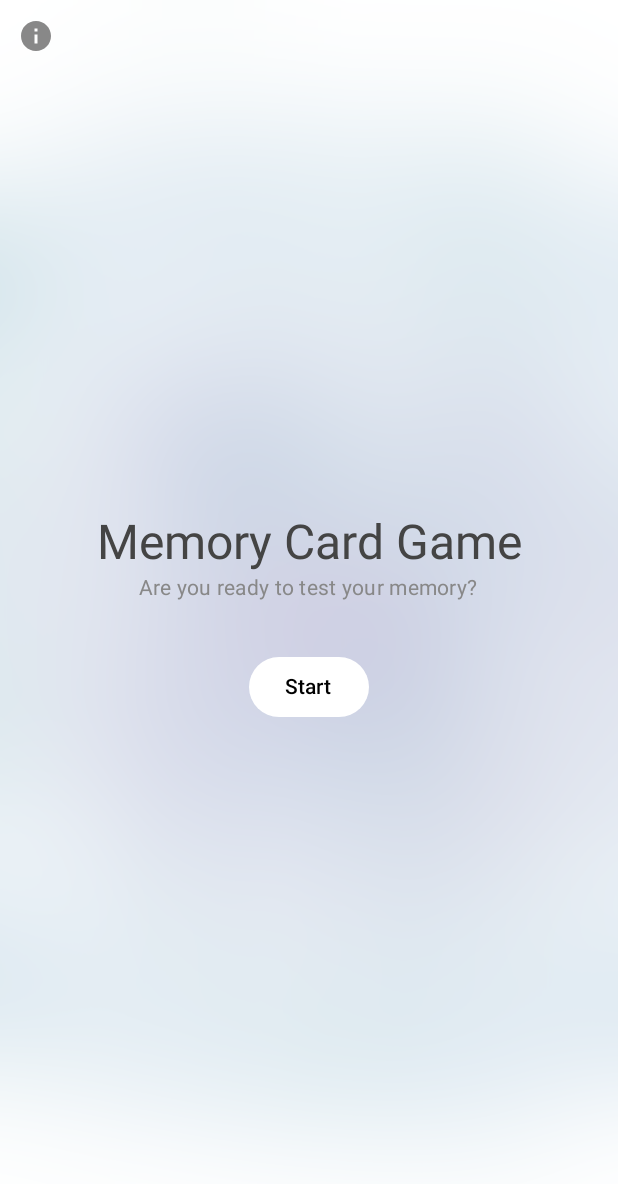
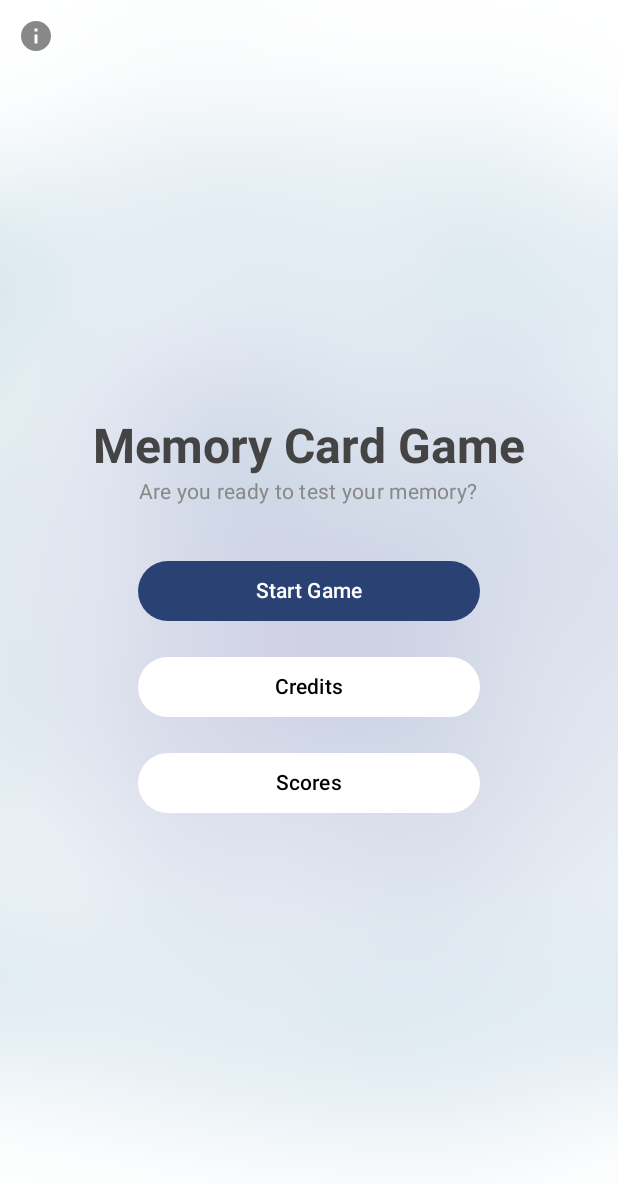
Before and after one commit to caiomourasud/memory_card_game, an Android app built with Jetpack Compose: the screen it shows after launch (MainActivity), on a phone screen of 412 x 824 dp. Shown: the top 1184 px of the screen. Run offline under Robolectric (Android 15) with nearby library versions, the phone set to English and light mode, and no system bars.

Commit message:
Updating UI

```diff
--- a/app/src/main/java/br/pucpr/memorycardgame/MainActivity.kt
+++ b/app/src/main/java/br/pucpr/memorycardgame/MainActivity.kt
@@ -1,5 +1,6 @@
 package br.pucpr.memorycardgame
 
+import CreditsScreen
 import android.os.Bundle
 import androidx.activity.ComponentActivity
 import androidx.activity.compose.setContent
@@ -11,12 +12,32 @@ class MainActivity : ComponentActivity() {
         super.onCreate(savedInstanceState)
         setContent {
             MemoryCardGameTheme {
-                var startGame by remember { mutableStateOf(false) }
+                var currentScreen by remember { mutableStateOf("start") }
 
-                if (startGame) {
-                    MemoryGameScreen(onExit = { startGame = false })
-                } else {
-                    StartScreen { startGame = true }
+                when (currentScreen) {
+                    "game" -> MemoryGameScreen(
+                        onExit = {
+                            currentScreen = "start"
+                        })
+                    "credits" -> CreditsScreen(
+                        onBack = {
+                            currentScreen = "start"
+                        })
+                    "scores" -> ScoresScreen(
+                        onBack = {
+                            currentScreen = "start"
+                        })
+                    else -> StartScreen(
+                        onStartClick = {
+                            currentScreen = "game"
+                        },
+                        onCreditsClick = {
+                            currentScreen = "credits"
+                        },
+                        onScoresClick = {
+                            currentScreen = "scores"
+                        },
+                    )
                 }
             }
         }
--- a/app/src/main/java/br/pucpr/memorycardgame/StartScreen.kt
+++ b/app/src/main/java/br/pucpr/memorycardgame/StartScreen.kt
@@ -1,10 +1,23 @@
 package br.pucpr.memorycardgame
 
 import androidx.compose.foundation.Image
-import androidx.compose.foundation.layout.*
+import androidx.compose.foundation.layout.Arrangement
+import androidx.compose.foundation.layout.Box
+import androidx.compose.foundation.layout.Column
+import androidx.compose.foundation.layout.Spacer
+import androidx.compose.foundation.layout.fillMaxSize
+import androidx.compose.foundation.layout.fillMaxWidth
+import androidx.compose.foundation.layout.height
+import androidx.compose.foundation.layout.padding
 import androidx.compose.material.icons.Icons
 import androidx.compose.material.icons.filled.Info
-import androidx.compose.material3.*
+import androidx.compose.material3.AlertDialog
+import androidx.compose.material3.Button
+import androidx.compose.material3.ButtonDefaults
+import androidx.compose.material3.Icon
+import androidx.compose.material3.IconButton
+import androidx.compose.material3.MaterialTheme
+import androidx.compose.material3.Text
 import androidx.compose.runtime.Composable
 import androidx.compose.runtime.getValue
 import androidx.compose.runtime.mutableStateOf
@@ -12,15 +25,16 @@ import androidx.compose.runtime.remember
 import androidx.compose.runtime.setValue
 import androidx.compose.ui.Alignment
 import androidx.compose.ui.Modifier
+import androidx.compose.ui.draw.blur
 import androidx.compose.ui.graphics.Color
+import androidx.compose.ui.layout.ContentScale
 import androidx.compose.ui.res.painterResource
+import androidx.compose.ui.text.font.FontWeight
+import androidx.compose.ui.text.style.TextAlign
 import androidx.compose.ui.unit.dp
-import androidx.compose.ui.layout.ContentScale
-import androidx.compose.ui.draw.blur
-import androidx.compose.ui.text.style.TextAlign
 
 @Composable
-fun StartScreen(onStartClick: () -> Unit) {
+fun StartScreen(onStartClick: () -> Unit, onCreditsClick: () -> Unit, onScoresClick: () -> Unit) {
     var showDialog by remember { mutableStateOf(false) }
 
     Box(
@@ -42,7 +56,6 @@ fun StartScreen(onStartClick: () -> Unit) {
         ) {
             Icon(imageVector = Icons.Filled.Info, contentDescription = "Info", tint = Color.Gray)
         }
-
         Column(
             horizontalAlignment = Alignment.CenterHorizontally,
             verticalArrangement = Arrangement.Center,
@@ -50,7 +63,7 @@ fun StartScreen(onStartClick: () -> Unit) {
         ) {
             Text(
                 text = "Memory Card Game",
-                style = MaterialTheme.typography.headlineLarge,
+                style = MaterialTheme.typography.headlineLarge.copy(fontWeight = FontWeight.Bold),
                 color = Color.DarkGray
             )
             Text(
@@ -61,9 +74,31 @@ fun StartScreen(onStartClick: () -> Unit) {
             Spacer(modifier = Modifier.height(32.dp))
             Button(
                 onClick = onStartClick,
-                colors = ButtonDefaults.buttonColors(containerColor = Color.White)
+                modifier = Modifier.fillMaxWidth(0.6f)
             ) {
-                Text("Start", color = Color.Black)
+                Text("Start Game")
+            }
+            Spacer(modifier = Modifier.height(16.dp))
+            Button(
+                onClick = onCreditsClick,
+                modifier = Modifier.fillMaxWidth(0.6f),
+                colors = ButtonDefaults.buttonColors(
+                    containerColor = Color.White,
+                    contentColor = MaterialTheme.colorScheme.primary
+                )
+            ) {
+                Text("Credits", color = Color.Black)
+            }
+            Spacer(modifier = Modifier.height(16.dp))
+            Button(
+                onClick = onScoresClick,
+                modifier = Modifier.fillMaxWidth(0.6f),
+                colors = ButtonDefaults.buttonColors(
+                    containerColor = Color.White,
+                    contentColor = MaterialTheme.colorScheme.primary
+                )
+            ) {
+                Text("Scores", color = Color.Black)
             }
         }
     }
```
Also changed, not shown: app/src/main/java/br/pucpr/memorycardgame/CreditsScreen.kt (added, +97 -0 lines), app/src/main/java/br/pucpr/memorycardgame/MemoryGameScreen.kt (+8 -2 lines), app/src/main/java/br/pucpr/memorycardgame/StoresScreen.kt (added, +53 -0 lines), app/src/main/res/drawable/img_credits.png (added), 6 other files.
